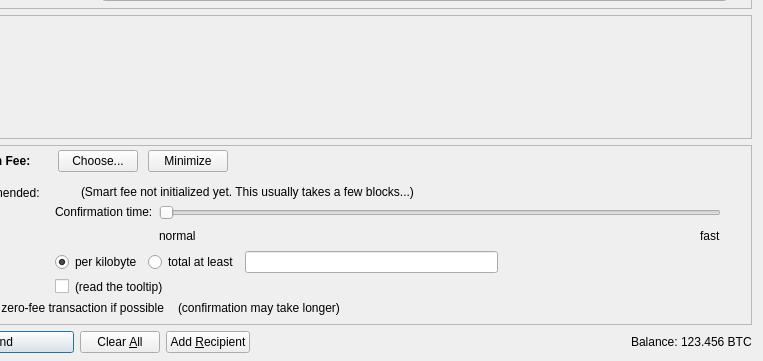
The window that src/qt/forms/sendcoinsdialog.ui (raffermeko/bitcoin) describes before a commit, drawn with Qt 5; both pictures show x 87 to 850 and y 165 to 526 of the 850 by 526 pixel window.
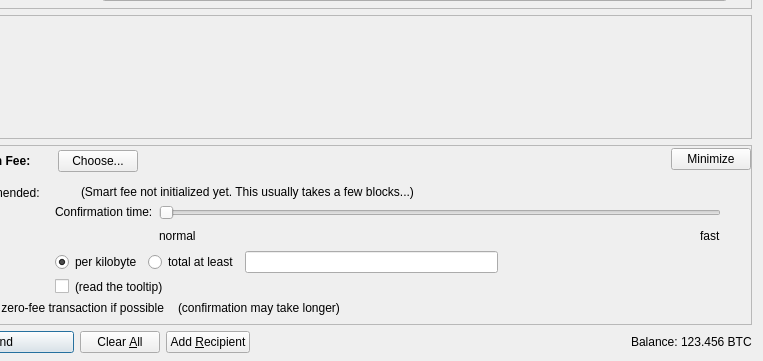
The same window after the commit. Icons and pictures are not drawn. Custom widgets are drawn as their Qt base class.

Commit message:
[GUI] Move fee dialog minimise button away from "Transaction Fee"
Its original placement was causing confusion among some users.

```diff
--- a/src/qt/forms/sendcoinsdialog.ui
+++ b/src/qt/forms/sendcoinsdialog.ui
@@ -771,16 +771,6 @@
                 </property>
                </widget>
               </item>
-              <item>
-               <widget class="QPushButton" name="buttonMinimizeFee">
-                <property name="toolTip">
-                 <string>collapse fee-settings</string>
-                </property>
-                <property name="text">
-                 <string>Minimize</string>
-                </property>
-               </widget>
-              </item>
              </layout>
             </item>
             <item>
@@ -811,6 +801,16 @@
             </property>
            </spacer>
           </item>
+          <item>
+           <widget class="QPushButton" name="buttonMinimizeFee">
+            <property name="toolTip">
+             <string>collapse fee-settings</string>
+            </property>
+            <property name="text">
+             <string>Minimize</string>
+            </property>
+           </widget>
+          </item>
          </layout>
         </item>
         <item>
```
